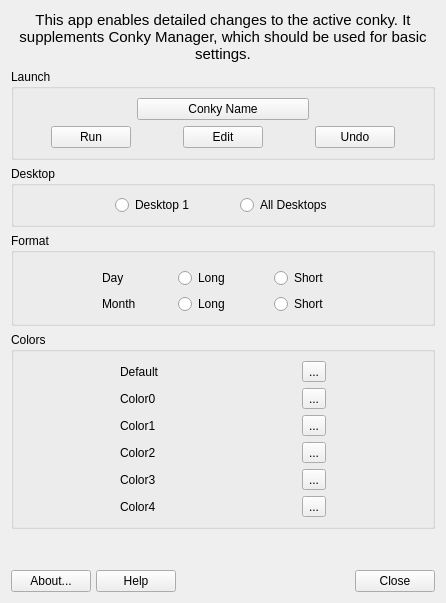
First picture: the form in mainwindow.ui, repository AdrianTM/mx-conky, before the edit.
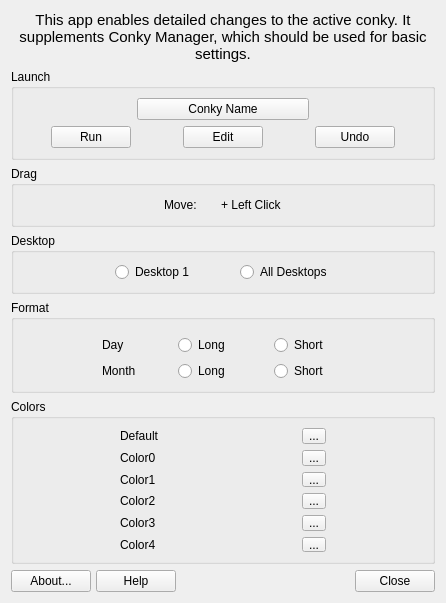
Second picture: the form after the edit. Icons and pictures are not drawn.

```diff
--- a/mainwindow.ui
+++ b/mainwindow.ui
@@ -162,6 +162,93 @@
      </layout>
     </widget>
    </item>
+   <item>
+    <widget class="QGroupBox" name="groupBoxDrag">
+     <property name="title">
+      <string>Drag</string>
+     </property>
+     <layout class="QHBoxLayout" name="horizontalLayout">
+      <item>
+       <spacer name="horizontalSpacer_20">
+        <property name="orientation">
+         <enum>Qt::Horizontal</enum>
+        </property>
+        <property name="sizeHint" stdset="0">
+         <size>
+          <width>40</width>
+          <height>20</height>
+         </size>
+        </property>
+       </spacer>
+      </item>
+      <item>
+       <widget class="QLabel" name="labelMove">
+        <property name="text">
+         <string>Move:</string>
+        </property>
+       </widget>
+      </item>
+      <item>
+       <spacer name="horizontalSpacer_23">
+        <property name="orientation">
+         <enum>Qt::Horizontal</enum>
+        </property>
+        <property name="sizeType">
+         <enum>QSizePolicy::Preferred</enum>
+        </property>
+        <property name="sizeHint" stdset="0">
+         <size>
+          <width>5</width>
+          <height>20</height>
+         </size>
+        </property>
+       </spacer>
+      </item>
+      <item>
+       <widget class="QLabel" name="labelAltIcon">
+        <property name="maximumSize">
+         <size>
+          <width>35</width>
+          <height>35</height>
+         </size>
+        </property>
+        <property name="autoFillBackground">
+         <bool>false</bool>
+        </property>
+        <property name="text">
+         <string/>
+        </property>
+        <property name="pixmap">
+         <pixmap resource="images.qrc">:/icons/AltKey.png</pixmap>
+        </property>
+        <property name="scaledContents">
+         <bool>true</bool>
+        </property>
+       </widget>
+      </item>
+      <item>
+       <widget class="QLabel" name="labelLeftClick">
+        <property name="text">
+         <string>+ Left Click</string>
+        </property>
+       </widget>
+      </item>
+      <item>
+       <spacer name="horizontalSpacer_15">
+        <property name="orientation">
+         <enum>Qt::Horizontal</enum>
+        </property>
+        <property name="sizeHint" stdset="0">
+         <size>
+          <width>40</width>
+          <height>20</height>
+         </size>
+        </property>
+       </spacer>
+      </item>
+     </layout>
+    </widget>
+   </item>
    <item>
     <widget class="QGroupBox" name="groupBoxDesktop">
      <property name="title">
```
Left out of the diff: 2 changed lines with no effect on the pictures.
